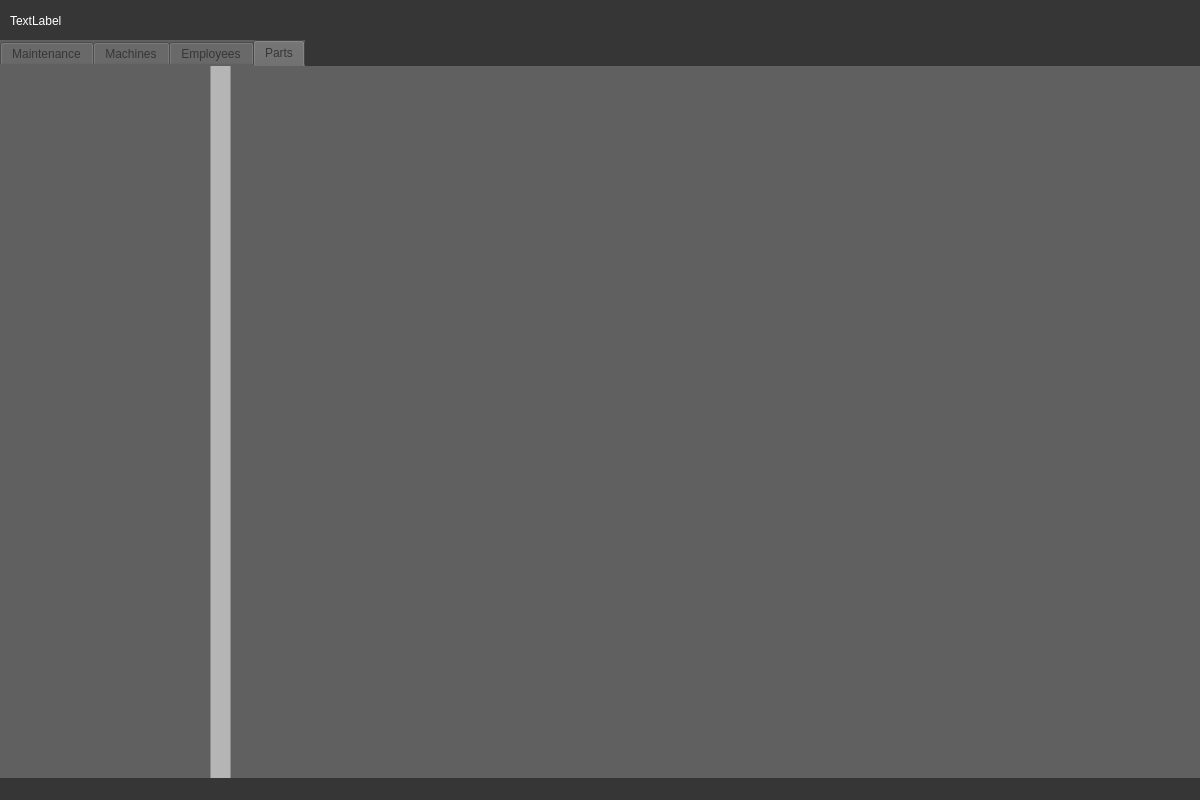
The window that AppWindow.ui (asuXie/Machine-Maintenance-System-MMS) describes before a commit, drawn with Qt 5.
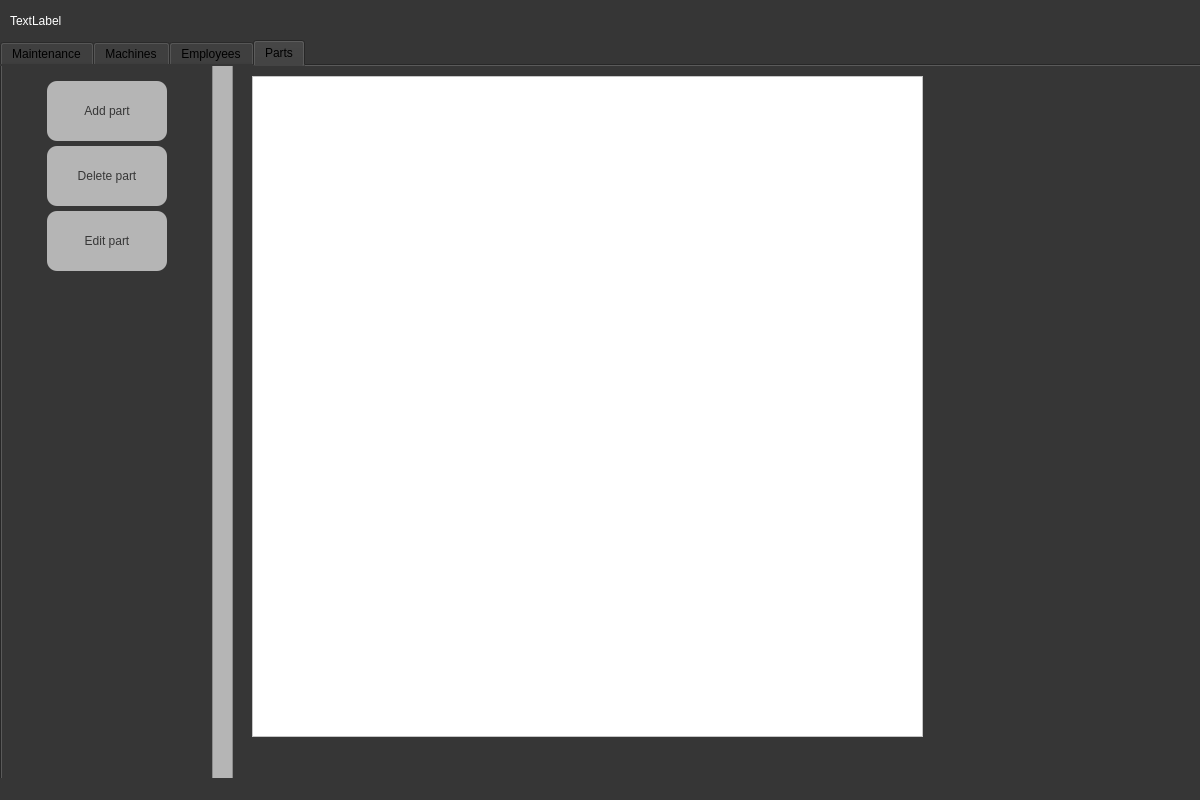
The same window after the commit. The open tabs and pages were chosen to show the change.

Patch:
```diff
--- a/AppWindow.ui
+++ b/AppWindow.ui
@@ -27,11 +27,17 @@
      </rect>
     </property>
     <property name="styleSheet">
-     <string notr="true">color: rgb(54, 54, 54);
-border-color: rgb(96, 96, 96);
-selection-color: rgb(0, 0, 0);
+     <string notr="true">
+color: rgb(96, 96, 96);
 font: 16pt &quot;Verdana&quot;;
-background-color: rgb(96, 96, 96);</string>
+
+
+QTabBar::tab {
+ background-color: rgb(96, 96, 96);
+ color: rgb(96, 96, 96);
+
+}
+</string>
     </property>
     <property name="tabShape">
      <enum>QTabWidget::Rounded</enum>
@@ -672,6 +678,124 @@
        <enum>QFrame::Raised</enum>
       </property>
      </widget>
+     <widget class="QWidget" name="gridLayoutWidget_3">
+      <property name="geometry">
+       <rect>
+        <x>10</x>
+        <y>10</y>
+        <width>191</width>
+        <height>201</height>
+       </rect>
+      </property>
+      <layout class="QGridLayout" name="gridLayout_3">
+       <property name="spacing">
+        <number>0</number>
+       </property>
+       <item row="3" column="0">
+        <widget class="QPushButton" name="deleteTaskButton_2">
+         <property name="maximumSize">
+          <size>
+           <width>120</width>
+           <height>60</height>
+          </size>
+         </property>
+         <property name="styleSheet">
+          <string notr="true">
+QPushButton{
+color: rgb(54, 54, 54);
+border-color: rgb(96, 96, 96);
+selection-color: rgb(0, 0, 0);
+font: 10pt &quot;Verdana&quot;;
+border-radius: 10px;
+background-color: rgb(181, 181, 181);
+
+}
+
+QPushButton:hover {
+color: rgb(255, 159, 102);
+}</string>
+         </property>
+         <property name="text">
+          <string>Delete part</string>
+         </property>
+        </widget>
+       </item>
+       <item row="2" column="0">
+        <widget class="QPushButton" name="addTaskButton_2">
+         <property name="maximumSize">
+          <size>
+           <width>120</width>
+           <height>60</height>
+          </size>
+         </property>
+         <property name="styleSheet">
+          <string notr="true">
+
+QPushButton{
+color: rgb(54, 54, 54);
+border-color: rgb(96, 96, 96);
+selection-color: rgb(0, 0, 0);
+font: 10pt &quot;Verdana&quot;;
+border-radius: 10px;
+background-color: rgb(181, 181, 181);
+
+}
+
+QPushButton:hover {
+color: rgb(255, 159, 102);
+}</string>
+         </property>
+         <property name="text">
+          <string>Add part</string>
+         </property>
+        </widget>
+       </item>
+       <item row="4" column="0">
+        <widget class="QPushButton" name="editTaskButton_2">
+         <property name="maximumSize">
+          <size>
+           <width>120</width>
+           <height>60</height>
+          </size>
+         </property>
+         <property name="styleSheet">
+          <string notr="true">
+QPushButton{
+color: rgb(54, 54, 54);
+border-color: rgb(96, 96, 96);
+selection-color: rgb(0, 0, 0);
+font: 10pt &quot;Verdana&quot;;
+border-radius: 10px;
+background-color: rgb(181, 181, 181);
+
+}
+
+QPushButton:hover {
+color: rgb(255, 159, 102);
+}</string>
+         </property>
+         <property name="text">
+          <string>Edit part</string>
+         </property>
+        </widget>
+       </item>
+      </layout>
+     </widget>
+     <widget class="QTableWidget" name="plannedTasksTable2_2">
+      <property name="geometry">
+       <rect>
+        <x>250</x>
+        <y>10</y>
+        <width>671</width>
+        <height>661</height>
+       </rect>
+      </property>
+      <property name="styleSheet">
+       <string notr="true">font: 12pt &quot;Verdana&quot;;
+color: rgb(0, 0, 0);
+background-color: rgb(255, 255, 255);</string>
+      </property>
+     </widget>
     </widget>
    </widget>
    <widget class="QLabel" name="dateTimeLabel">
```
Left out of the diff: 22 changed lines with no effect on the pictures.
